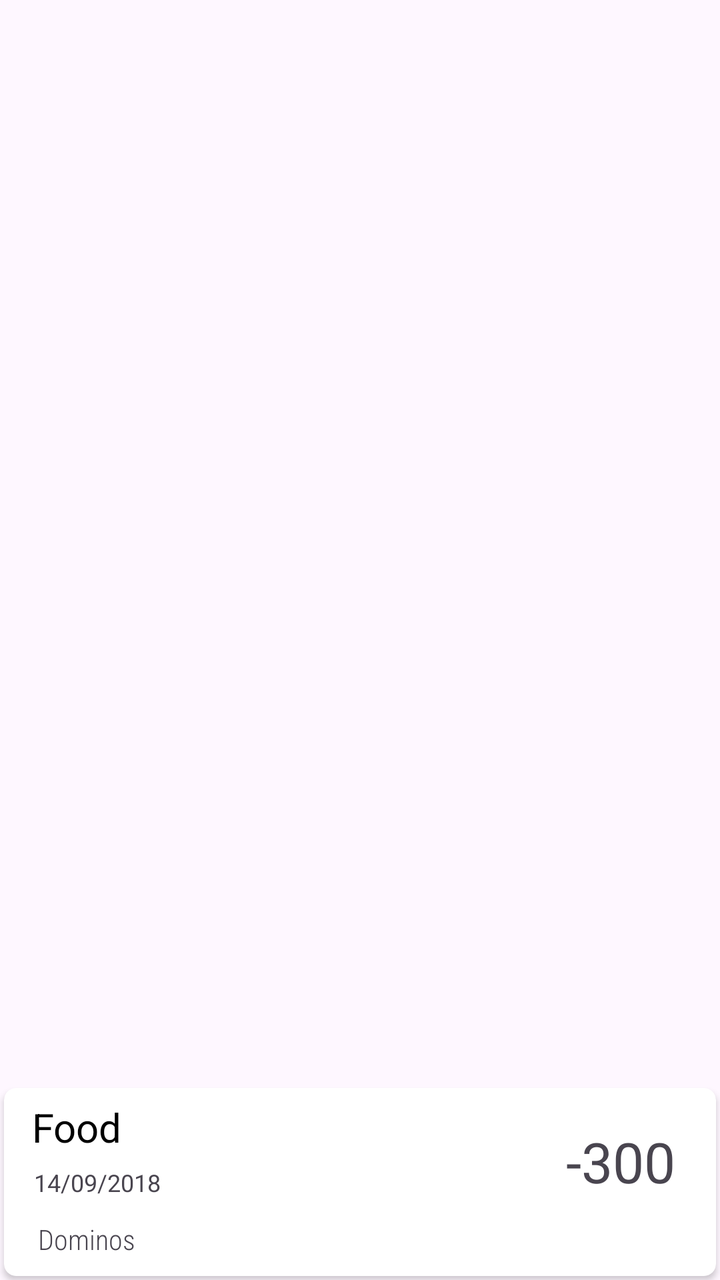
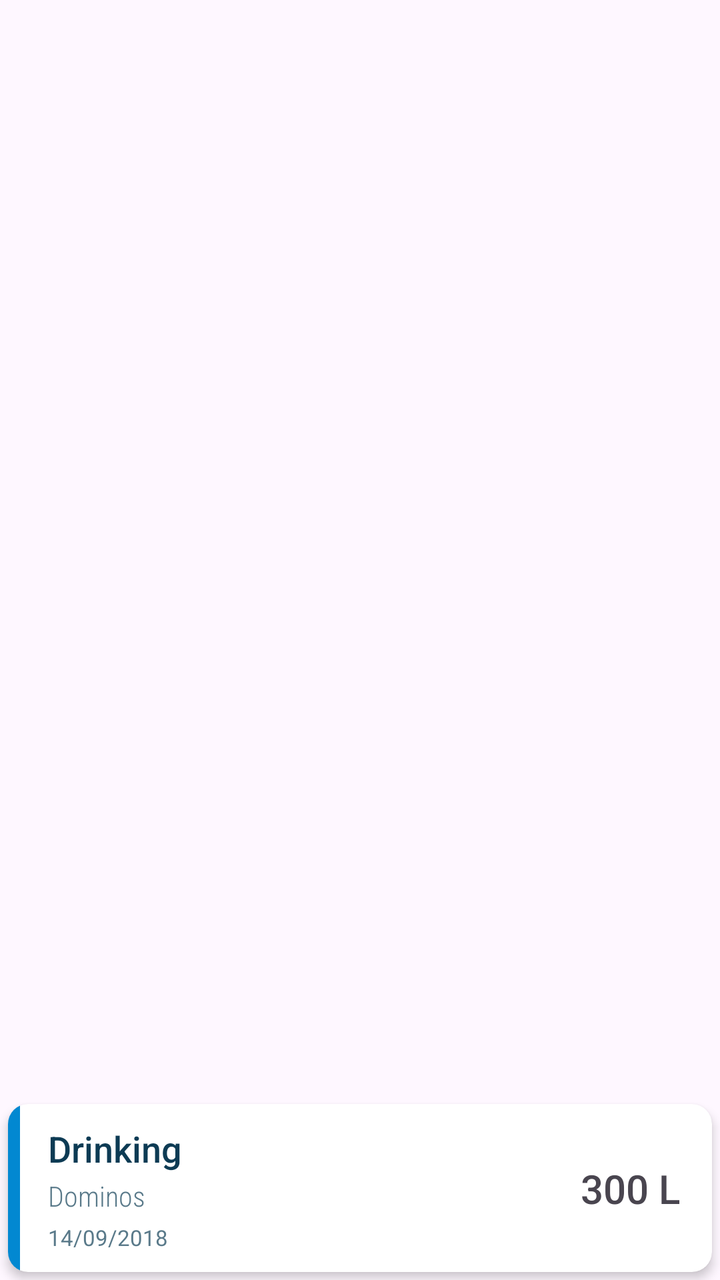

Before-and-after screenshots of an Android layout around one commit, followed by the original layout XML and the change that was made.
<!-- AndroidManifest.xml: application theme Theme.AquaPal -->
<!-- res/layout/list_item.xml -->
<androidx.constraintlayout.widget.ConstraintLayout
    xmlns:android="http://schemas.android.com/apk/res/android"
    xmlns:app="http://schemas.android.com/apk/res-auto"
    android:layout_width="match_parent"
    android:layout_height="wrap_content">


    <androidx.cardview.widget.CardView
        android:layout_width="match_parent"
        android:layout_height="wrap_content"
        android:layout_marginBottom="2dp"
        android:layout_marginEnd="2dp"
        android:layout_marginStart="2dp"
        android:layout_marginTop="2dp"
        app:cardCornerRadius="6dp"
        android:elevation="7dp"
        app:layout_constraintBottom_toBottomOf="parent"
        app:layout_constraintEnd_toEndOf="parent"
        app:layout_constraintHorizontal_bias="0.0"
        app:layout_constraintStart_toStartOf="parent"
        app:layout_constraintTop_toTopOf="parent"
        app:layout_constraintVertical_bias="1.0">

        <androidx.constraintlayout.widget.ConstraintLayout
            android:layout_width="match_parent"
            android:layout_height="wrap_content"
            android:layout_margin="2dp">

            <TextView
                android:id="@+id/quantityTextViewrv"
                android:layout_width="wrap_content"
                android:layout_height="wrap_content"
                android:layout_marginBottom="6dp"
                android:layout_marginEnd="4dp"
                android:layout_marginStart="8dp"
                android:layout_marginTop="8dp"
                android:padding="2dp"
                android:text="-300"
                android:textSize="28sp"
                app:layout_constraintBottom_toBottomOf="parent"
                app:layout_constraintEnd_toEndOf="parent"
                app:layout_constraintHorizontal_bias="0.956"
                app:layout_constraintStart_toStartOf="parent"
                app:layout_constraintTop_toTopOf="parent"
                app:layout_constraintVertical_bias="0.173" />

            <LinearLayout
                android:layout_width="wrap_content"
                android:layout_height="wrap_content"
                android:orientation="vertical"
                app:layout_constraintBottom_toBottomOf="parent"
                app:layout_constraintStart_toStartOf="parent"
                app:layout_constraintTop_toTopOf="parent"
                app:layout_constraintVertical_bias="0.0">


                <TextView
                    android:id="@+id/categoryTextViewrv"
                    android:layout_width="wrap_content"
                    android:layout_height="wrap_content"
                    android:layout_marginBottom="2dp"
                    android:layout_marginEnd="8dp"
                    android:layout_marginStart="10dp"
                    android:layout_marginTop="2dp"
                    android:padding="2dp"
                    android:text="Food"
                    android:textColor="#000000"
                    android:textSize="20sp" />


                <TextView
                    android:id="@+id/dateTextViewrv"
                    android:layout_width="wrap_content"
                    android:layout_height="wrap_content"
                    android:layout_marginEnd="8dp"
                    android:layout_marginStart="11dp"
                    android:padding="2dp"
                    android:text="14/09/2018"
                    android:textSize="12sp"
                     />
            </LinearLayout>

            <TextView
                android:id="@+id/descriptionTextViewrv"
                android:layout_width="match_parent"
                android:layout_height="wrap_content"
                android:layout_marginBottom="3dp"
                android:layout_marginEnd="8dp"
                android:layout_marginStart="11dp"
                android:layout_marginTop="60dp"
                android:fontFamily="sans-serif-condensed-light"
                android:padding="4dp"
                android:text="Dominos"
                android:textSize="14sp"
                app:layout_constraintBottom_toBottomOf="parent"
                app:layout_constraintEnd_toEndOf="parent"
                app:layout_constraintHorizontal_bias="0.0"
                app:layout_constraintStart_toStartOf="parent"
                app:layout_constraintTop_toTopOf="parent"
                app:layout_constraintVertical_bias="0.0" />

        </androidx.constraintlayout.widget.ConstraintLayout>

    </androidx.cardview.widget.CardView>

</androidx.constraintlayout.widget.ConstraintLayout>
<!-- resources referenced by this layout -->
<resources>
  <style name="Theme.AquaPal" parent="Base.Theme.AquaPal" />
  <style name="Base.Theme.AquaPal" parent="Theme.Material3.DayNight.NoActionBar">
          
          
      </style>
</resources>

<!-- the commit's change to res/layout/list_item.xml (unified diff, before → after) -->
@@ -8,12 +8,13 @@
     <androidx.cardview.widget.CardView
         android:layout_width="match_parent"
         android:layout_height="wrap_content"
-        android:layout_marginBottom="2dp"
-        android:layout_marginEnd="2dp"
-        android:layout_marginStart="2dp"
-        android:layout_marginTop="2dp"
-        app:cardCornerRadius="6dp"
-        android:elevation="7dp"
+        android:layout_marginBottom="4dp"
+        android:layout_marginEnd="4dp"
+        android:layout_marginStart="4dp"
+        android:layout_marginTop="4dp"
+        app:cardBackgroundColor="@color/cardBackground"
+        app:cardCornerRadius="10dp"
+        app:cardElevation="3dp"
         app:layout_constraintBottom_toBottomOf="parent"
         app:layout_constraintEnd_toEndOf="parent"
         app:layout_constraintHorizontal_bias="0.0"
@@ -23,81 +24,75 @@
 
         <androidx.constraintlayout.widget.ConstraintLayout
             android:layout_width="match_parent"
-            android:layout_height="wrap_content"
-            android:layout_margin="2dp">
+            android:layout_height="wrap_content">
+
+            <View
+                android:id="@+id/categoryColorBar"
+                android:layout_width="6dp"
+                android:layout_height="0dp"
+                android:background="@color/categoryDrinking"
+                android:importantForAccessibility="no"
+                app:layout_constraintBottom_toBottomOf="parent"
+                app:layout_constraintStart_toStartOf="parent"
+                app:layout_constraintTop_toTopOf="parent" />
+
+            <TextView
+                android:id="@+id/categoryTextViewrv"
+                android:layout_width="0dp"
+                android:layout_height="wrap_content"
+                android:layout_marginStart="14dp"
+                android:layout_marginTop="10dp"
+                android:layout_marginEnd="8dp"
+                android:fontFamily="sans-serif-medium"
+                android:text="Drinking"
+                android:textColor="@color/waterTextPrimary"
+                android:textSize="18sp"
+                app:layout_constraintEnd_toStartOf="@id/quantityTextViewrv"
+                app:layout_constraintStart_toEndOf="@id/categoryColorBar"
+                app:layout_constraintTop_toTopOf="parent" />
+
+            <TextView
+                android:id="@+id/descriptionTextViewrv"
+                android:layout_width="0dp"
+                android:layout_height="wrap_content"
+                android:layout_marginStart="14dp"
+                android:layout_marginTop="2dp"
+                android:layout_marginEnd="8dp"
+                android:fontFamily="sans-serif-condensed-light"
+                android:text="Dominos"
+                android:textColor="@color/waterTextSecondary"
+                android:textSize="14sp"
+                app:layout_constraintEnd_toStartOf="@id/quantityTextViewrv"
+                app:layout_constraintStart_toEndOf="@id/categoryColorBar"
+                app:layout_constraintTop_toBottomOf="@id/categoryTextViewrv" />
+
+            <TextView
+                android:id="@+id/dateTextViewrv"
+                android:layout_width="0dp"
+                android:layout_height="wrap_content"
+                android:layout_marginStart="14dp"
+                android:layout_marginTop="4dp"
+                android:layout_marginBottom="10dp"
+                android:layout_marginEnd="8dp"
+                android:text="14/09/2018"
+                android:textColor="@color/waterTextSecondary"
+                android:textSize="11sp"
+                app:layout_constraintBottom_toBottomOf="parent"
+                app:layout_constraintEnd_toStartOf="@id/quantityTextViewrv"
+                app:layout_constraintStart_toEndOf="@id/categoryColorBar"
+                app:layout_constraintTop_toBottomOf="@id/descriptionTextViewrv" />
 
             <TextView
                 android:id="@+id/quantityTextViewrv"
                 android:layout_width="wrap_content"
                 android:layout_height="wrap_content"
-                android:layout_marginBottom="6dp"
-                android:layout_marginEnd="4dp"
-                android:layout_marginStart="8dp"
-                android:layout_marginTop="8dp"
-                android:padding="2dp"
-                android:text="-300"
-                android:textSize="28sp"
+                android:layout_marginEnd="16dp"
+                android:fontFamily="sans-serif-medium"
+                android:text="300 L"
+                android:textSize="20sp"
                 app:layout_constraintBottom_toBottomOf="parent"
                 app:layout_constraintEnd_toEndOf="parent"
-                app:layout_constraintHorizontal_bias="0.956"
-                app:layout_constraintStart_toStartOf="parent"
-                app:layout_constraintTop_toTopOf="parent"
-                app:layout_constraintVertical_bias="0.173" />
-
-            <LinearLayout
-                android:layout_width="wrap_content"
-                android:layout_height="wrap_content"
-                android:orientation="vertical"
-                app:layout_constraintBottom_toBottomOf="parent"
-                app:layout_constraintStart_toStartOf="parent"
-                app:layout_constraintTop_toTopOf="parent"
-                app:layout_constraintVertical_bias="0.0">
-
-
-                <TextView
-                    android:id="@+id/categoryTextViewrv"
-                    android:layout_width="wrap_content"
-                    android:layout_height="wrap_content"
-                    android:layout_marginBottom="2dp"
-                    android:layout_marginEnd="8dp"
-                    android:layout_marginStart="10dp"
-                    android:layout_marginTop="2dp"
-                    android:padding="2dp"
-                    android:text="Food"
-                    android:textColor="#000000"
-                    android:textSize="20sp" />
-
-
-                <TextView
-                    android:id="@+id/dateTextViewrv"
-                    android:layout_width="wrap_content"
-                    android:layout_height="wrap_content"
-                    android:layout_marginEnd="8dp"
-                    android:layout_marginStart="11dp"
-                    android:padding="2dp"
-                    android:text="14/09/2018"
-                    android:textSize="12sp"
-                     />
-            </LinearLayout>
-
-            <TextView
-                android:id="@+id/descriptionTextViewrv"
-                android:layout_width="match_parent"
-                android:layout_height="wrap_content"
-                android:layout_marginBottom="3dp"
-                android:layout_marginEnd="8dp"
-                android:layout_marginStart="11dp"
-                android:layout_marginTop="60dp"
-                android:fontFamily="sans-serif-condensed-light"
-                android:padding="4dp"
-                android:text="Dominos"
-                android:textSize="14sp"
-                app:layout_constraintBottom_toBottomOf="parent"
-                app:layout_constraintEnd_toEndOf="parent"
-                app:layout_constraintHorizontal_bias="0.0"
-                app:layout_constraintStart_toStartOf="parent"
-                app:layout_constraintTop_toTopOf="parent"
-                app:layout_constraintVertical_bias="0.0" />
+                app:layout_constraintTop_toTopOf="parent" />
 
         </androidx.constraintlayout.widget.ConstraintLayout>
 
<!-- resource entries referenced after the edit -->
@@ -1,5 +1,9 @@
 <!-- resources referenced by this layout -->
 <resources>
+  <color name="cardBackground">#FFFFFF</color>
+  <color name="categoryDrinking">#0288D1</color>
+  <color name="waterTextPrimary">#0D3B54</color>
+  <color name="waterTextSecondary">#5A7A8A</color>
   <style name="Theme.AquaPal" parent="Base.Theme.AquaPal" />
   <style name="Base.Theme.AquaPal" parent="Theme.Material3.DayNight.NoActionBar">
           
